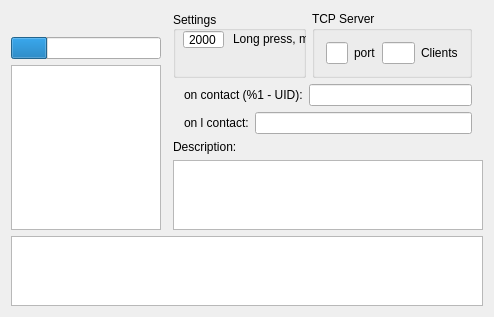
Above: dialog.ui from baradoid/popov-nfc-desktop-ctrl before the change. Below: the same form after it.
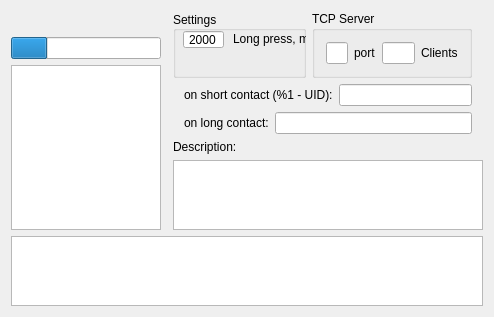
That is the form after the change.

```diff
--- a/dialog.ui
+++ b/dialog.ui
@@ -276,7 +276,7 @@
             <item>
              <widget class="QLabel" name="label_5">
               <property name="text">
-               <string>on contact (%1 - UID):</string>
+               <string>on short contact (%1 - UID):</string>
               </property>
              </widget>
             </item>
@@ -298,7 +298,7 @@
             <item>
              <widget class="QLabel" name="label_6">
               <property name="text">
-               <string>on l contact:</string>
+               <string>on long contact:</string>
               </property>
              </widget>
             </item>
```
